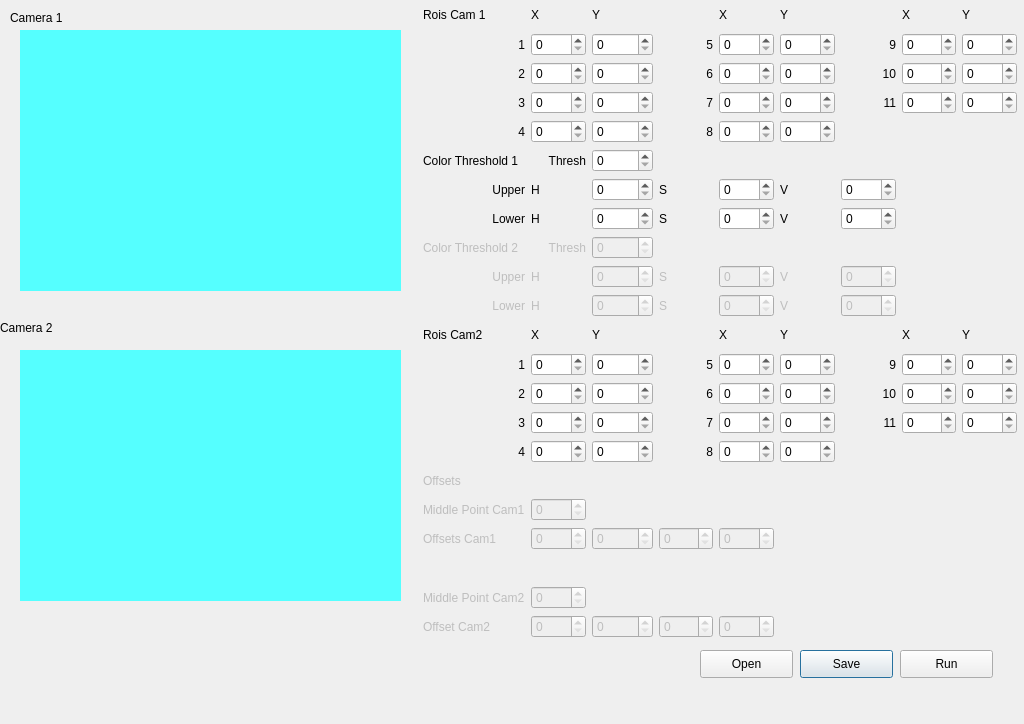
First picture: the form in Simulation.ui, repository rigoletiny/ovos_moles_gui, before the edit.
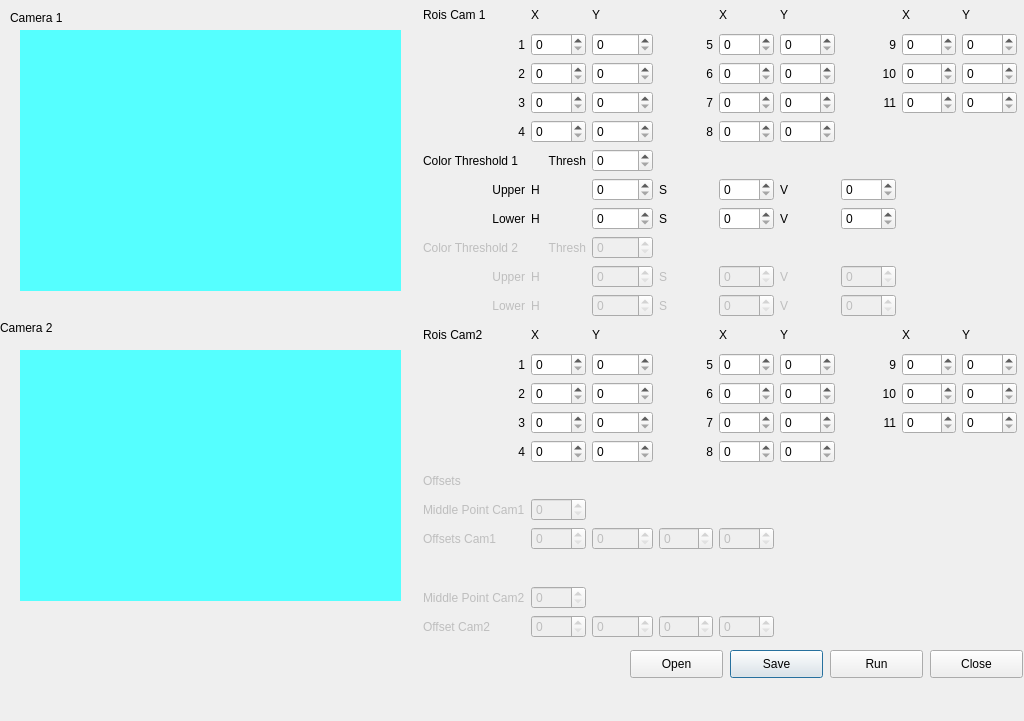
Second picture: the form after the edit.

Commit message: Adding handling when closing button

What changed in the file:
```diff
--- a/Simulation.ui
+++ b/Simulation.ui
@@ -7,12 +7,18 @@
     <x>0</x>
     <y>0</y>
     <width>1024</width>
-    <height>724</height>
+    <height>721</height>
    </rect>
   </property>
   <property name="windowTitle">
    <string>Dialog</string>
   </property>
+  <property name="sizeGripEnabled">
+   <bool>false</bool>
+  </property>
+  <property name="modal">
+   <bool>false</bool>
+  </property>
   <widget class="QLabel" name="picture_cam1">
    <property name="geometry">
     <rect>
@@ -74,7 +80,7 @@
   <widget class="QPushButton" name="saveButton">
    <property name="geometry">
     <rect>
-     <x>800</x>
+     <x>730</x>
      <y>650</y>
      <width>93</width>
      <height>28</height>
@@ -87,7 +93,7 @@
   <widget class="QPushButton" name="runButton">
    <property name="geometry">
     <rect>
-     <x>900</x>
+     <x>830</x>
      <y>650</y>
      <width>93</width>
      <height>28</height>
@@ -1226,7 +1232,7 @@
   <widget class="QPushButton" name="openButton">
    <property name="geometry">
     <rect>
-     <x>700</x>
+     <x>630</x>
      <y>650</y>
      <width>93</width>
      <height>28</height>
@@ -1252,6 +1258,19 @@
     <string/>
    </property>
   </widget>
+  <widget class="QPushButton" name="closebtn">
+   <property name="geometry">
+    <rect>
+     <x>930</x>
+     <y>650</y>
+     <width>93</width>
+     <height>28</height>
+    </rect>
+   </property>
+   <property name="text">
+    <string>Close</string>
+   </property>
+  </widget>
  </widget>
  <resources/>
  <connections/>
```
The commit also changes 2 other files.
